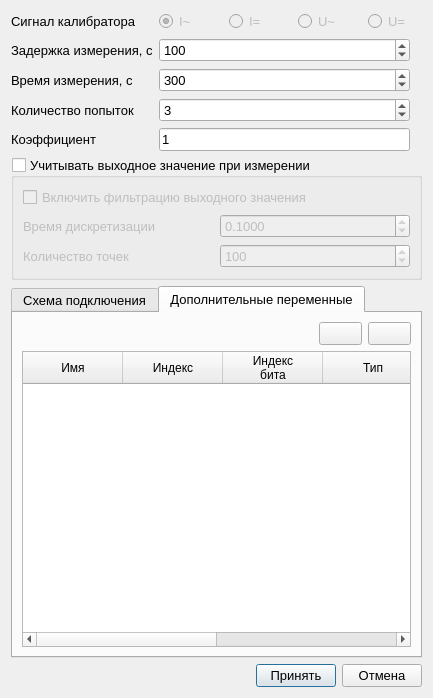
Old version of the form ui/edit_cell_config_dialog.ui in the repository irsural/clb_autocalibration.
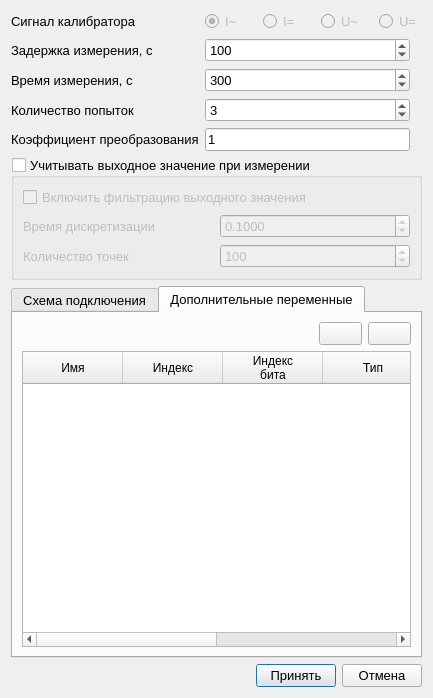
New version of the form. Icons and pictures are not drawn. Custom widgets are drawn as their Qt base class.

The edit to the form file:
```diff
--- a/ui/edit_cell_config_dialog.ui
+++ b/ui/edit_cell_config_dialog.ui
@@ -180,7 +180,7 @@
        <item row="4" column="0">
         <widget class="QLabel" name="label_2">
          <property name="text">
-          <string>Коэффициент</string>
+          <string>Коэффициент преобразования</string>
          </property>
         </widget>
        </item>
```
